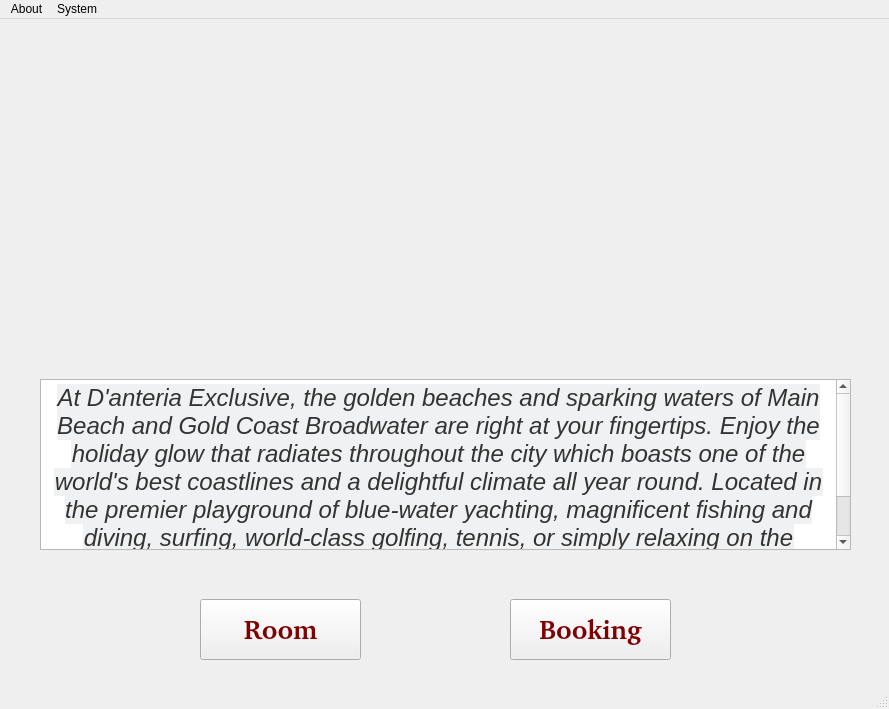
Before: the Qt Designer form ui/HomePageMainWindow.ui in Tranle1509/HotelManagement, drawn with Qt 5.
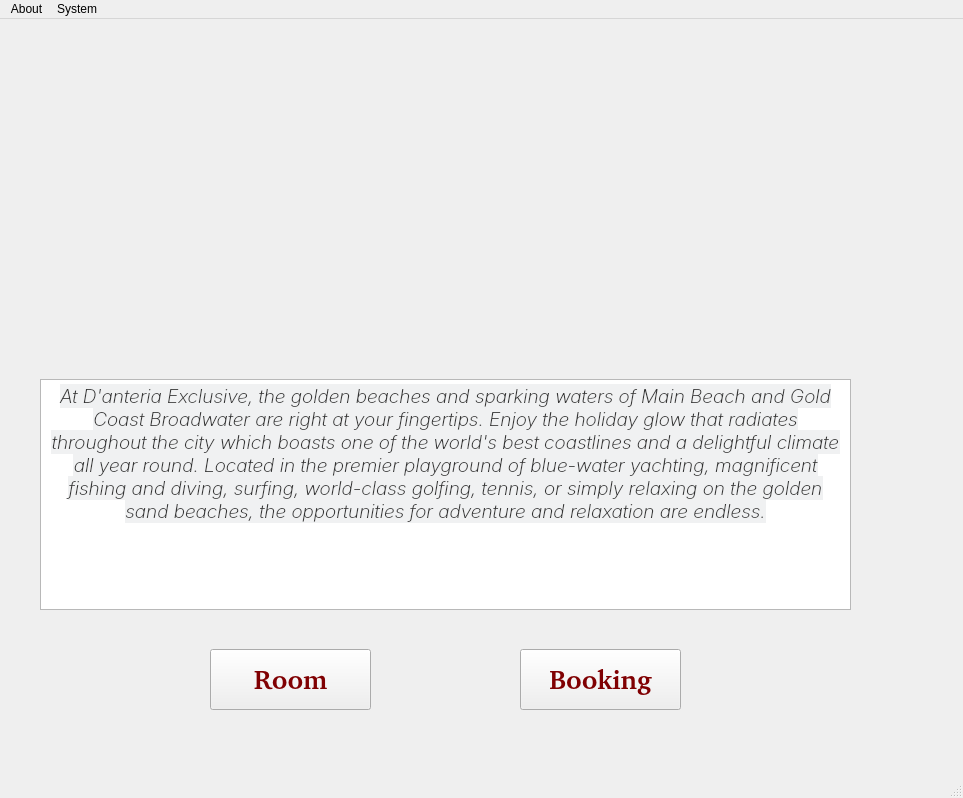
After: the same form once the commit is applied. Icons and pictures are not drawn.

Diff of the .ui file:
```diff
--- a/ui/HomePageMainWindow.ui
+++ b/ui/HomePageMainWindow.ui
@@ -6,8 +6,8 @@
    <rect>
     <x>0</x>
     <y>0</y>
-    <width>889</width>
-    <height>709</height>
+    <width>963</width>
+    <height>798</height>
    </rect>
   </property>
   <property name="windowTitle">
@@ -58,8 +58,8 @@
    <widget class="QPushButton" name="pushButtonRoom">
     <property name="geometry">
      <rect>
-      <x>200</x>
-      <y>580</y>
+      <x>210</x>
+      <y>630</y>
       <width>161</width>
       <height>61</height>
      </rect>
@@ -82,8 +82,8 @@
    <widget class="QPushButton" name="pushButtonBooking">
     <property name="geometry">
      <rect>
-      <x>510</x>
-      <y>580</y>
+      <x>520</x>
+      <y>630</y>
       <width>161</width>
       <height>61</height>
      </rect>
@@ -109,21 +109,24 @@
       <x>40</x>
       <y>360</y>
       <width>811</width>
-      <height>171</height>
+      <height>231</height>
      </rect>
     </property>
     <property name="font">
      <font>
-      <pointsize>18</pointsize>
-      <italic>true</italic>
+      <family>#9Slide03 SFU Toledo Bold</family>
+      <pointsize>15</pointsize>
+      <weight>75</weight>
+      <italic>false</italic>
+      <bold>true</bold>
      </font>
     </property>
     <property name="html">
      <string>&lt;!DOCTYPE HTML PUBLIC &quot;-//W3C//DTD HTML 4.0//EN&quot; &quot;http://www.w3.org/TR/REC-html40/strict.dtd&quot;&gt;
 &lt;html&gt;&lt;head&gt;&lt;meta name=&quot;qrichtext&quot; content=&quot;1&quot; /&gt;&lt;style type=&quot;text/css&quot;&gt;
 p, li { white-space: pre-wrap; }
-&lt;/style&gt;&lt;/head&gt;&lt;body style=&quot; font-family:'.AppleSystemUIFont'; font-size:18pt; font-weight:400; font-style:italic;&quot;&gt;
-&lt;p align=&quot;center&quot; style=&quot; margin-top:0px; margin-bottom:0px; margin-left:0px; margin-right:0px; -qt-block-indent:0; text-indent:0px;&quot;&gt;&lt;span style=&quot; font-family:'GillSans,Arial,Helvetica,sans-serif'; font-weight:96; color:#333333; background-color:#f0f1f2;&quot;&gt;At D'anteria Exclusive, the golden beaches and sparking waters of Main Beach and Gold Coast Broadwater are right at your fingertips. Enjoy the holiday glow that radiates throughout the city which boasts one of the world's best coastlines and a delightful climate all year round. Located in the premier playground of blue-water yachting, magnificent fishing and diving, surfing, world-class golfing, tennis, or simply relaxing on the golden sand beaches, the opportunities for adventure and relaxation are endless.&lt;/span&gt;&lt;/p&gt;&lt;/body&gt;&lt;/html&gt;</string>
+&lt;/style&gt;&lt;/head&gt;&lt;body style=&quot; font-family:'#9Slide03 SFU Toledo Bold'; font-size:15pt; font-weight:600; font-style:normal;&quot;&gt;
+&lt;p align=&quot;center&quot; style=&quot; margin-top:0px; margin-bottom:0px; margin-left:0px; margin-right:0px; -qt-block-indent:0; text-indent:0px;&quot;&gt;&lt;span style=&quot; font-family:'GillSans,Arial,Helvetica,sans-serif'; font-size:14pt; font-weight:96; font-style:italic; color:#333333; background-color:#f0f1f2;&quot;&gt;At D'anteria Exclusive, the golden beaches and sparking waters of Main Beach and Gold Coast Broadwater are right at your fingertips. Enjoy the holiday glow that radiates throughout the city which boasts one of the world's best coastlines and a delightful climate all year round. Located in the premier playground of blue-water yachting, magnificent fishing and diving, surfing, world-class golfing, tennis, or simply relaxing on the golden sand beaches, the opportunities for adventure and relaxation are endless.&lt;/span&gt;&lt;/p&gt;&lt;/body&gt;&lt;/html&gt;</string>
     </property>
    </widget>
    <zorder>hotel2</zorder>
@@ -137,8 +140,8 @@
     <rect>
      <x>0</x>
      <y>0</y>
-     <width>889</width>
-     <height>24</height>
+     <width>963</width>
+     <height>26</height>
     </rect>
    </property>
    <widget class="QMenu" name="menuAbout">
```
